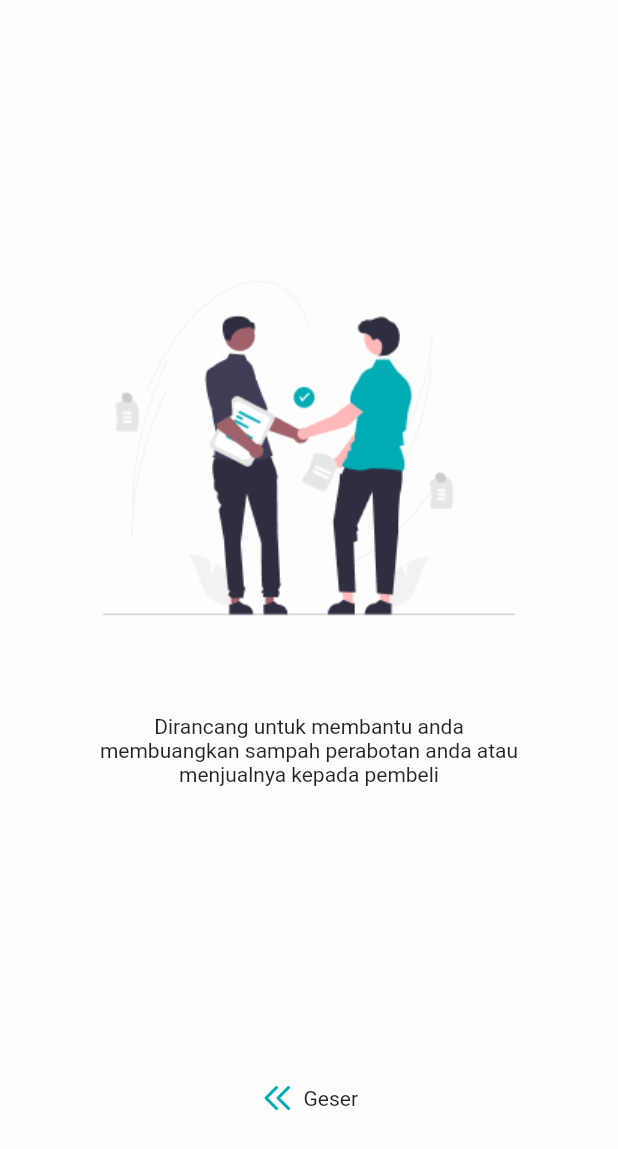
After one commit to patrickrrh/Buangin, a Flutter app: the screen it shows after launch, swiped to page 2, on a phone screen of 412 x 824 dp. The commit adds this screen. Shown: the top 1149 px of the screen. Run offline on Flutter 3.47's test engine with Material 2 defaults, Android fonts, the phone set to English and light mode, and no system bars; our stand-ins replace flutter_svg.

Commit message:
landing page updates

```diff
--- a/buangin/lib/main.dart
+++ b/buangin/lib/main.dart
@@ -1,7 +1,5 @@
-import 'dart:ffi';
-
 import 'package:buangin/constants.dart';
-import 'package:buangin/pages/landing_page/landing_page_1.dart';
+import 'package:buangin/pages/landing_page/home_page.dart';
 import 'package:flutter/material.dart';
 
 void main() {
@@ -18,7 +16,7 @@ class MyApp extends StatelessWidget {
       title: 'Flutter',
       theme: ThemeData(
           primaryColor: kPrimaryColor, scaffoldBackgroundColor: kPrimaryColor),
-      home: const LandingPage1(),
+      home: const HomePage(),
     );
   }
 }
--- /dev/null
+++ b/buangin/lib/pages/landing_page/components/body_landing_page_2.dart
@@ -0,0 +1,49 @@
+import "package:flutter/material.dart";
+import "package:flutter_svg/flutter_svg.dart";
+
+class BodyLP2 extends StatelessWidget {
+  const BodyLP2({super.key});
+
+  @override
+  Widget build(BuildContext context) {
+    Size size = MediaQuery.of(context).size;
+
+    return SizedBox(
+        height: size.height,
+        width: double.infinity,
+        child: Stack(alignment: Alignment.center, children: <Widget>[
+          Positioned(
+            top: size.height * 0.2,
+            child: Image.asset(
+              'assets/images/LP2.png',
+              width: size.width * 0.8,
+            ),
+          ),
+          const Positioned(
+            bottom: 300,
+            child: FittedBox(
+              child: SizedBox(
+                width: 284, // Set the desired width here
+                child: Text(
+                  "Dirancang untuk membantu anda membuangkan sampah perabotan anda atau menjualnya kepada pembeli",
+                  textAlign: TextAlign.center,
+                ),
+              ),
+            ),
+          ),
+          Positioned(
+            bottom: 80,
+            child: Row(
+              mainAxisAlignment: MainAxisAlignment.spaceBetween,
+              children: <Widget>[
+                SvgPicture.asset(
+                  "assets/icons/arrow_right.svg",
+                ),
+                const SizedBox(width: 5),
+                const Text("Geser")
+              ],
+            ),
+          )
+        ]));
+  }
+}
--- /dev/null
+++ b/buangin/lib/pages/landing_page/home_page.dart
@@ -0,0 +1,16 @@
+import 'package:buangin/pages/landing_page/landing_page_1.dart';
+import 'package:buangin/pages/landing_page/landing_page_2.dart';
+import 'package:buangin/pages/landing_page/landing_page_3.dart';
+import 'package:flutter/material.dart';
+
+class HomePage extends StatelessWidget {
+  const HomePage({super.key});
+
+  @override
+  Widget build(BuildContext context) {
+    return Scaffold(
+        body: PageView(
+      children: const [LandingPage1(), LandingPage2(), LandingPage3()],
+    ));
+  }
+}
--- a/buangin/lib/pages/landing_page/landing_page_1.dart
+++ b/buangin/lib/pages/landing_page/landing_page_1.dart
@@ -1,4 +1,4 @@
-import 'package:buangin/pages/landing_page/components/body.dart';
+import 'package:buangin/pages/landing_page/components/body_landing_page_1.dart';
 import 'package:flutter/material.dart';
 
 class LandingPage1 extends StatelessWidget {
@@ -7,7 +7,7 @@ class LandingPage1 extends StatelessWidget {
   @override
   Widget build(BuildContext context) {
     return const Scaffold(
-      body: Body(),
+      body: BodyLP1(),
     );
   }
 }
--- /dev/null
+++ b/buangin/lib/pages/landing_page/landing_page_2.dart
@@ -0,0 +1,13 @@
+import 'package:buangin/pages/landing_page/components/body_landing_page_2.dart';
+import 'package:flutter/material.dart';
+
+class LandingPage2 extends StatelessWidget {
+  const LandingPage2({super.key});
+
+  @override
+  Widget build(BuildContext context) {
+    return const Scaffold(
+      body: BodyLP2(),
+    );
+  }
+}
--- a/buangin/pubspec.yaml
+++ b/buangin/pubspec.yaml
@@ -30,7 +30,7 @@ environment:
 dependencies:
   flutter:
     sdk: flutter
-
+  smooth_page_indicator: ^1.0.0
 
   # The following adds the Cupertino Icons font to your application.
   # Use with the CupertinoIcons class for iOS style icons.
@@ -61,7 +61,7 @@ flutter:
 
   # To add assets to your application, add an assets section, like this:
   assets:
-    - assets/images/Logo_Buangin.png
+    - assets/images/
     - assets/icons/
 
   # An image asset can refer to one or more resolution-specific "variants", see
```
Also changed, not shown: buangin/lib/pages/landing_page/components/body.dart (deleted, +0 -38 lines), buangin/lib/pages/landing_page/components/body_landing_page_1.dart (added, +53 -0 lines), buangin/lib/pages/landing_page/components/body_landing_page_3.dart (added, +49 -0 lines), buangin/lib/pages/landing_page/landing_page_3.dart (added, +13 -0 lines), buangin/assets/icons/arrow_right.svg (added), buangin/assets/images/LP2.png (added), buangin/assets/images/LP3.png (added), buangin/pubspec.lock.
